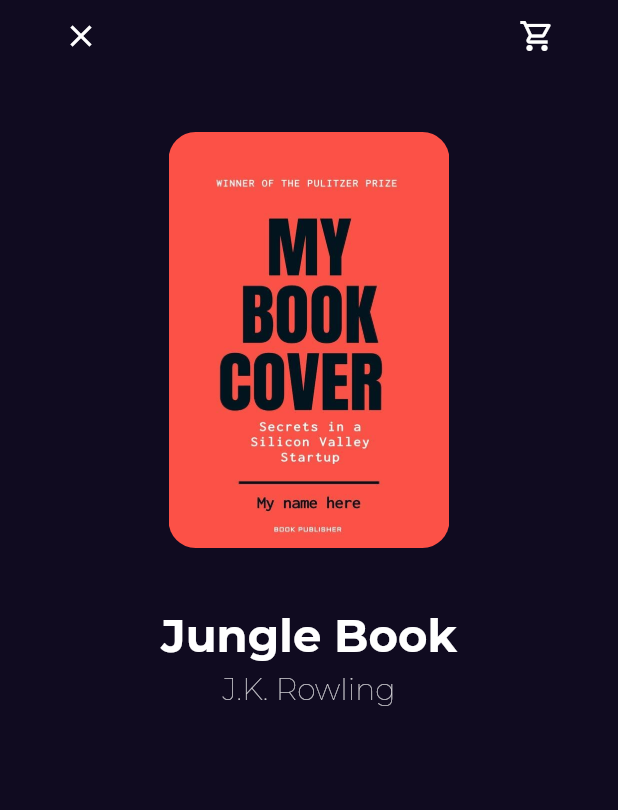
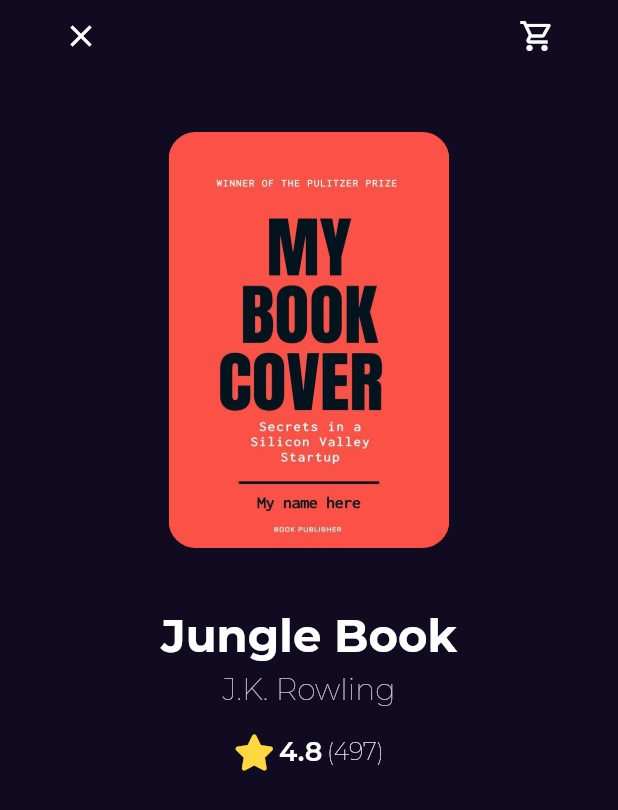
Before and after one commit to 3bary/bookly_app, a Flutter app: the BookDetailsView screen opened by its route, on a phone screen of 412 x 824 dp. Shown: the top 810 px of the screen. Run offline on Flutter 3.47's test engine with Material 2 defaults, Android fonts, the phone set to English and light mode, and no system bars; our stand-ins replace font_awesome_flutter, go_router, google_fonts.

Commit message:
add book rating to book details

```diff
--- a/lib/features/home/presentation/views/widgets/book_details_body.dart
+++ b/lib/features/home/presentation/views/widgets/book_details_body.dart
@@ -1,3 +1,4 @@
+import 'package:bookly_app/features/home/presentation/views/widgets/book_rating.dart';
 import 'package:bookly_app/features/home/presentation/views/widgets/custom_book_item.dart';
 import 'package:flutter/material.dart';
 
@@ -27,6 +28,8 @@ class BookDetailsBody extends StatelessWidget {
               style: TextStyle(fontSize: 20, fontWeight: FontWeight.w100),
             ),
           ),
+          const SizedBox(height: 18,),
+          const BookRating(mainAxisAlignment: MainAxisAlignment.center,),
         ],
       ),
     );
--- a/lib/features/home/presentation/views/widgets/book_rating.dart
+++ b/lib/features/home/presentation/views/widgets/book_rating.dart
@@ -2,11 +2,12 @@ import 'package:flutter/material.dart';
 import 'package:font_awesome_flutter/font_awesome_flutter.dart';
 
 class BookRating extends StatelessWidget {
-  const BookRating({Key? key}) : super(key: key);
-
+  const BookRating({Key? key, this.mainAxisAlignment = MainAxisAlignment.start}) : super(key: key);
+  final MainAxisAlignment mainAxisAlignment;
   @override
   Widget build(BuildContext context) {
     return Row(
+      mainAxisAlignment: mainAxisAlignment,
       children: const [
         Icon(
           FontAwesomeIcons.solidStar,
```
